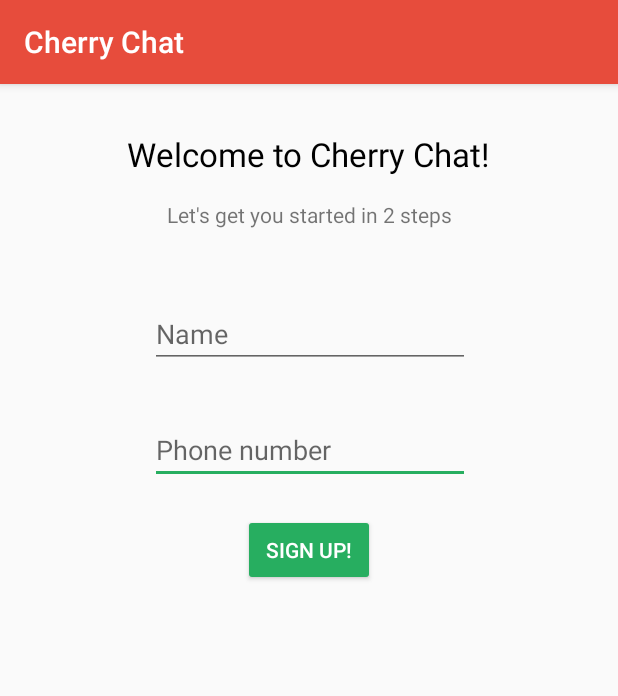
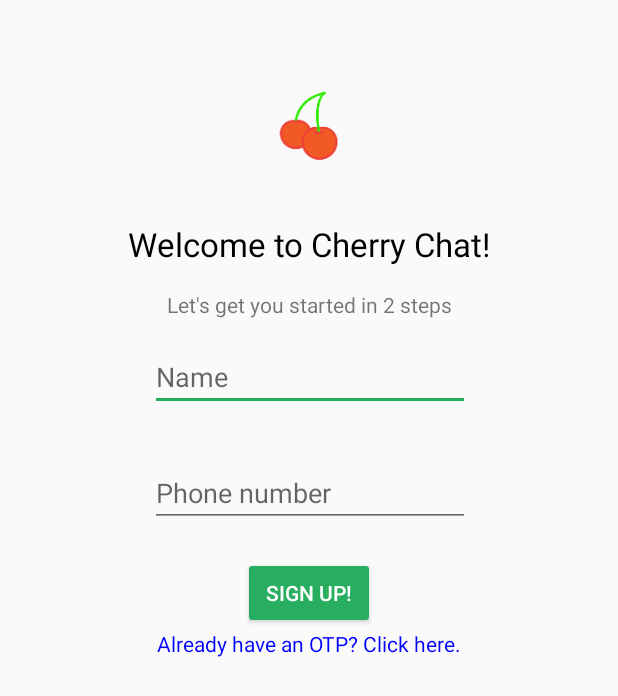
Before and after one commit to cherry-app/cherry-android-client, an Android app: the RequestOTPFragment screen opened directly, with no data from a screen before it, on a phone screen of 412 x 824 dp. Shown: the top 696 px of the screen. Run offline under Robolectric (Android 15) with nearby library versions, the phone set to English and light mode, and no system bars.

Commit message:
Stateful viewmodel instead of using flags

```diff
--- a/app/src/main/AndroidManifest.xml
+++ b/app/src/main/AndroidManifest.xml
@@ -22,7 +22,10 @@
                 <category android:name="android.intent.category.DEFAULT" />
             </intent-filter>
         </activity>
-        <activity android:name=".views.activities.SignUpActivity" />
+        <activity android:name=".views.activities.SignUpActivity"
+            android:theme="@style/AppTheme.NoActionBar"
+            android:windowSoftInputMode="adjustResize"
+            />
         <activity android:name=".views.activities.ConversationListActivity" />
     </application>
 
--- a/app/src/main/kotlin/com/cherry/chat/viewmodels/SignUpViewModel.kt
+++ b/app/src/main/kotlin/com/cherry/chat/viewmodels/SignUpViewModel.kt
@@ -9,12 +9,21 @@ import android.arch.lifecycle.ViewModel
 
 class SignUpViewModel: ViewModel() {
 
-    private var otpRequestedLiveData: MutableLiveData<Boolean>? = null
-    private var loginSuccessful: MutableLiveData<Boolean>? = null
+    companion object {
+        const val LOGIN_STATE_STARTING = 0
+        const val LOGIN_STATE_REQUESTING_OTP = 1
+        const val LOGIN_STATE_OTP_REQUESTED = 2
+        const val LOGIN_STATE_VERIFYING = 3
+        const val LOGIN_STATE_VERIFIED = 5
+        const val LOGIN_STATE_UNKNOWN = -1
 
-    fun getOtpRequestedLiveData(): MutableLiveData<Boolean> = otpRequestedLiveData ?: MutableLiveData<Boolean>().also { otpRequestedLiveData = it }
+    }
 
-    fun getLoginSuccessfulLiveData(): MutableLiveData<Boolean> = loginSuccessful ?: MutableLiveData<Boolean>().also { loginSuccessful = it }
+    private var loginStateLiveData: MutableLiveData<Int>? = null
 
+    fun getLoginStateLiveData(): MutableLiveData<Int>
+            = loginStateLiveData ?: MutableLiveData<Int>().apply {
+        value = LOGIN_STATE_STARTING
+    }.also { loginStateLiveData = it }
 
 }
--- a/app/src/main/kotlin/com/cherry/chat/views/activities/SignUpActivity.kt
+++ b/app/src/main/kotlin/com/cherry/chat/views/activities/SignUpActivity.kt
@@ -2,8 +2,10 @@ package com.cherry.chat.views.activities
 
 import android.arch.lifecycle.ViewModelProviders
 import android.content.Intent
+import android.os.Build
 import android.os.Bundle
 import android.support.v7.app.AppCompatActivity
+import android.view.View
 import com.cherry.chat.R
 import com.cherry.chat.viewmodels.SignUpViewModel
 import com.cherry.chat.views.fragments.RequestOTPFragment
@@ -19,40 +21,43 @@ class SignUpActivity: AppCompatActivity() {
 
     override fun onCreate(savedInstanceState: Bundle?) {
         super.onCreate(savedInstanceState)
+        if (Build.VERSION.SDK_INT >= Build.VERSION_CODES.M) {
+            window.decorView.systemUiVisibility = window.decorView.systemUiVisibility or View.SYSTEM_UI_FLAG_LIGHT_STATUS_BAR
+        }
         setContentView(R.layout.activity_signup)
         signUpViewModel = ViewModelProviders.of(this).get(SignUpViewModel::class.java)
-        showFirstFragment()
-        val firstStageComplete = signUpViewModel.getOtpRequestedLiveData().value ?: false
-        if (firstStageComplete) {
-            showSecondFragment()
-        } else {
-            signUpViewModel.getOtpRequestedLiveData().observe({ lifecycle }, { r1 ->
-                val result1 = r1 ?: false
-                if (result1) {
-                    signUpViewModel.getOtpRequestedLiveData().removeObservers({ lifecycle })
-                    showSecondFragment()
-                    val secondStageComplete = signUpViewModel.getLoginSuccessfulLiveData().value ?: false
-                    if (secondStageComplete) {
-                        endSignUpFlow()
-                    } else {
-                        signUpViewModel.getLoginSuccessfulLiveData().observe({ lifecycle }, { r2 ->
-                            val result2 = r2 ?: false
-                            if (result2) {
-                                endSignUpFlow()
-                            }
+        val currentState = signUpViewModel.getLoginStateLiveData().value ?: SignUpViewModel.LOGIN_STATE_UNKNOWN
+        handleState(currentState)
+        observe()
+    }
 
-                        })
-                    }
-                }
-            })
+    private fun observe() {
+        signUpViewModel.getLoginStateLiveData().observeForever { newState ->
+            val state = newState ?: SignUpViewModel.LOGIN_STATE_UNKNOWN
+            handleState(state)
         }
+    }
+
+    private fun handleState(state: Int) {
+        when(state) {
+            SignUpViewModel.LOGIN_STATE_STARTING -> showFirstFragment()
+            SignUpViewModel.LOGIN_STATE_REQUESTING_OTP -> {  }
+            SignUpViewModel.LOGIN_STATE_OTP_REQUESTED -> showSecondFragment()
+            SignUpViewModel.LOGIN_STATE_VERIFYING -> { }
+            SignUpViewModel.LOGIN_STATE_VERIFIED -> endSignUpFlow()
+            else -> reset()
+        }
+    }
+
+    private fun reset() {
+        signUpViewModel.getLoginStateLiveData().value = SignUpViewModel.LOGIN_STATE_STARTING
     }
 
     private fun showFirstFragment() {
         val fragment = RequestOTPFragment()
         val transaction = supportFragmentManager.beginTransaction()
         transaction.setCustomAnimations(0, R.anim.slide_out_left, 0, R.anim.slide_out_left)
-        transaction.add(R.id.fragment_container, fragment, "page1")
+        transaction.replace(R.id.fragment_container, fragment, "page1")
         transaction.commit()
     }
 
@@ -65,8 +70,8 @@ class SignUpActivity: AppCompatActivity() {
     }
 
     private fun endSignUpFlow() {
+        signUpViewModel.getLoginStateLiveData().removeObservers({ lifecycle })
         val conversationLaunchIntent = Intent(this, ConversationListActivity::class.java)
-        signUpViewModel.getLoginSuccessfulLiveData().removeObservers({ lifecycle })
         startActivity(conversationLaunchIntent)
         finish()
     }
--- a/app/src/main/kotlin/com/cherry/chat/views/fragments/RequestOTPFragment.kt
+++ b/app/src/main/kotlin/com/cherry/chat/views/fragments/RequestOTPFragment.kt
@@ -2,9 +2,9 @@ package com.cherry.chat.views.fragments
 
 import android.arch.lifecycle.ViewModelProviders
 import android.os.Bundle
+import android.support.design.widget.Snackbar
 import android.support.v4.app.Fragment
 import android.text.TextUtils
-import android.util.Log
 import android.view.LayoutInflater
 import android.view.View
 import android.view.ViewGroup
@@ -29,6 +29,14 @@ class RequestOTPFragment: Fragment() {
         btnSignUp.setOnClickListener {
             requestOtp()
         }
+        tvHaveOTP.setOnClickListener {
+            alreadyHaveOtp()
+        }
+    }
+
+    private fun alreadyHaveOtp() {
+        val signUpViewModel = ViewModelProviders.of(activity).get(SignUpViewModel::class.java)
+        signUpViewModel.getLoginStateLiveData().value = SignUpViewModel.LOGIN_STATE_OTP_REQUESTED
     }
 
     private fun requestOtp() {
@@ -40,15 +48,25 @@ class RequestOTPFragment: Fragment() {
         if (name.length < 2) {
             return
         }
-        Cherry.Session.requestOtp(phoneNumber, name, { result ->
-            Log.d("Cherry", "OTP callback")
+        btnSignUp.visibility = View.INVISIBLE
+        progressBar.visibility = View.VISIBLE
+        Cherry.Session.requestOtp(phoneNumber, name, { result, exception ->
             if (result) {
-                Log.d("Cherry", "OTP success")
                 val signUpViewModel = ViewModelProviders.of(activity).get(SignUpViewModel::class.java)
-                signUpViewModel.getOtpRequestedLiveData().value = true
+                signUpViewModel.getLoginStateLiveData().value = SignUpViewModel.LOGIN_STATE_OTP_REQUESTED
             } else {
-                Log.d("Cherry", "OTP fail")
+                val errorMessage = if (exception == null) {
+                    "OTP could not be sent. Please check if the number is valid."
+                } else {
+                    "There was some problem while sending the OTP. Please check your internet connection."
+                }
+                val fragmentView = view
+                if (fragmentView != null) {
+                    Snackbar.make(fragmentView, errorMessage, Snackbar.LENGTH_LONG).show()
+                }
             }
+            progressBar.visibility = View.INVISIBLE
+            btnSignUp.visibility = View.VISIBLE
         })
     }
 }
--- a/app/src/main/res/layout/activity_signup.xml
+++ b/app/src/main/res/layout/activity_signup.xml
@@ -1,8 +1,8 @@
 <?xml version="1.0" encoding="utf-8"?>
-<FrameLayout xmlns:android="http://schemas.android.com/apk/res/android"
+<android.support.design.widget.CoordinatorLayout xmlns:android="http://schemas.android.com/apk/res/android"
     android:layout_width="match_parent" android:layout_height="match_parent">
     <FrameLayout
         android:id="@+id/fragment_container"
         android:layout_width="match_parent"
         android:layout_height="match_parent" />
-</FrameLayout>
+</android.support.design.widget.CoordinatorLayout>
--- a/app/src/main/res/layout/signup_part_1.xml
+++ b/app/src/main/res/layout/signup_part_1.xml
@@ -28,14 +28,16 @@
         android:layout_height="wrap_content"
         android:layout_marginEnd="8dp"
         android:layout_marginStart="8dp"
-        android:layout_marginTop="144dp"
+        android:layout_marginTop="16dp"
         android:ems="10"
         android:hint="Name"
         android:inputType="textPersonName"
         app:layout_constraintEnd_toEndOf="parent"
         app:layout_constraintHorizontal_bias="0.503"
         app:layout_constraintStart_toStartOf="parent"
-        app:layout_constraintTop_toTopOf="parent" />
+        app:layout_constraintTop_toBottomOf="@+id/textView2" >
+        <requestFocus />
+    </EditText>
 
     <Button
         android:id="@+id/btnSignUp"
@@ -56,13 +58,14 @@
         android:layout_height="wrap_content"
         android:layout_marginEnd="8dp"
         android:layout_marginStart="8dp"
-        android:layout_marginTop="32dp"
+        android:layout_marginTop="16dp"
+        android:text="Welcome to Cherry Chat!"
+        android:textAppearance="@style/TextAppearance.AppCompat.Large"
         android:textColor="@color/titleTextColor"
-        android:textAppearance="@style/TextAppearance.AppCompat.Large"
-        android:text="Welcome to Cherry Chat!"
         app:layout_constraintEnd_toEndOf="parent"
+        app:layout_constraintHorizontal_bias="0.504"
         app:layout_constraintStart_toStartOf="parent"
-        app:layout_constraintTop_toTopOf="parent" />
+        app:layout_constraintTop_toBottomOf="@+id/imageView" />
 
     <TextView
         android:id="@+id/textView2"
@@ -75,4 +78,41 @@
         app:layout_constraintEnd_toEndOf="parent"
         app:layout_constraintStart_toStartOf="parent"
         app:layout_constraintTop_toBottomOf="@+id/textView" />
+
+    <ProgressBar
+        android:id="@+id/progressBar"
+        style="?android:attr/progressBarStyle"
+        android:layout_width="wrap_content"
+        android:visibility="gone"
+        android:layout_height="wrap_content"
+        android:layout_marginEnd="8dp"
+        android:layout_marginStart="8dp"
+        android:layout_marginTop="16dp"
+        app:layout_constraintEnd_toEndOf="parent"
+        app:layout_constraintStart_toStartOf="parent"
+        app:layout_constraintTop_toBottomOf="@+id/etPhone" />
+
+    <ImageView
+        android:id="@+id/imageView"
+        android:layout_width="96dp"
+        android:layout_height="96dp"
+        android:layout_marginEnd="8dp"
+        android:layout_marginStart="8dp"
+        android:layout_marginTop="36dp"
+        app:layout_constraintEnd_toEndOf="parent"
+        app:layout_constraintStart_toStartOf="parent"
+        app:layout_constraintTop_toTopOf="parent"
+        app:srcCompat="@mipmap/ic_launcher_foreground" />
+
+    <TextView
+        android:id="@+id/tvHaveOTP"
+        android:layout_width="wrap_content"
+        android:layout_height="wrap_content"
+        android:layout_marginEnd="8dp"
+        android:layout_marginStart="8dp"
+        android:text="Already have an OTP? Click here."
+        android:textColor="@color/hyperlinkColor"
+        app:layout_constraintEnd_toEndOf="parent"
+        app:layout_constraintStart_toStartOf="parent"
+        app:layout_constraintTop_toBottomOf="@+id/btnSignUp" />
 </android.support.constraint.ConstraintLayout>
```
Also changed, not shown: app/src/main/kotlin/com/cherry/chat/views/fragments/VerifyOTPFragment.kt (+17 -2 lines), app/src/main/res/layout/signup_part_2.xml (+16 -1 lines).
